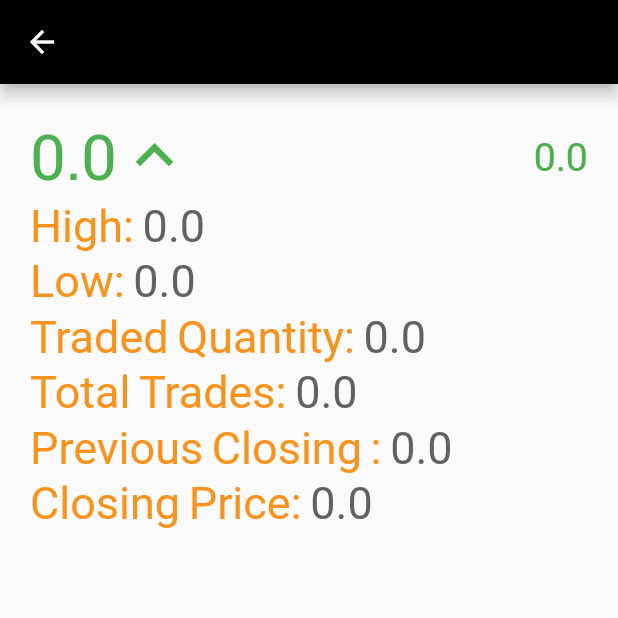
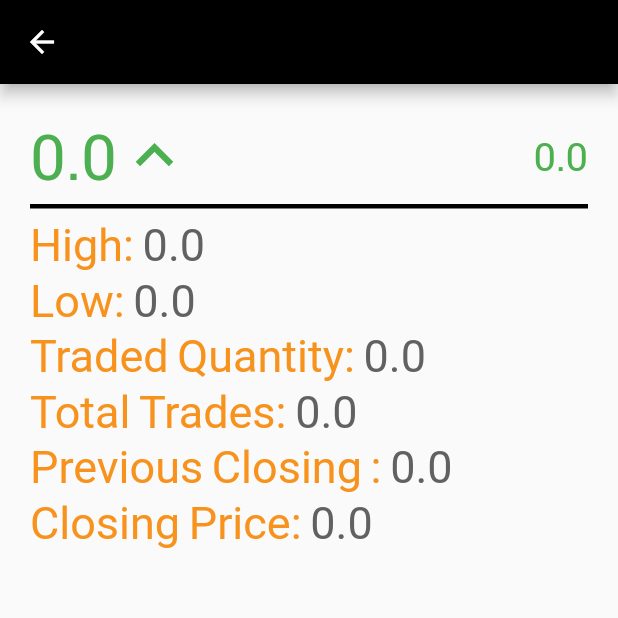
Before and after one commit to crebro/NewsForest, a Flutter app: the CompanyDataPage screen opened directly with empty values, on a phone screen of 412 x 824 dp, the top half of it. Run offline on Flutter 3.47's test engine with Material 2 defaults, Android fonts, the phone set to English and light mode, and no system bars; our stand-ins replace flutter_spinkit, google_fonts, shimmer, velocity_x, webview_flutter; network calls fail.

```diff
--- a/lib/pages/stock/companyData.dart
+++ b/lib/pages/stock/companyData.dart
@@ -41,6 +41,12 @@ class CompanyDataPage extends StatelessWidget {
                     .make(),
               ],
             ),
+            Container(
+              margin: EdgeInsets.symmetric(vertical: 5),
+              color: Colors.black,
+              width: MediaQuery.of(context).size.width,
+              height: 3,
+            ),
             buildValue("High", this.stockData.maxPrice),
             buildValue("Low", this.stockData.minPrice),
             buildValue("Traded Quantity", this.stockData.tradedShares),
--- a/lib/services/apiExtractor.dart
+++ b/lib/services/apiExtractor.dart
@@ -7,12 +7,9 @@ import 'package:NewsForest/services/jsonService.dart';
 
 class ApiExtractor {
   Future<List<News>> getAllNews(key) async {
-    print("function called");
-    print(key);
     List<News> returnNews = [];
     JsonService jsonService =
         JsonService(requestLocation + "/" + key.toString());
-    print(jsonService.url);
     List result = json.decode(await jsonService.getData());
 
     returnNews = result
--- a/lib/services/jsonService.dart
+++ b/lib/services/jsonService.dart
@@ -8,7 +8,6 @@ class JsonService {
 
   Future getData() async {
     var response = await http.get(this.url);
-    // print(response.body);
     return jsonDecode(jsonEncode(response.body));
   }
 }
--- a/pubspec.yaml
+++ b/pubspec.yaml
@@ -25,6 +25,7 @@ dependencies:
     sdk: flutter
   carousel_slider: ^2.3.1
   cupertino_icons: ^1.0.0
+  flutter_spinkit: ^4.1.2+1
   google_fonts: ^1.1.1
   provider: ^4.3.2+3
   shimmer: ^1.1.2
```
Also changed, not shown: lib/components/stockDataItem.dart (+0 -24 lines), lib/pages/GeneralNews.dart (+11 -13 lines), lib/pages/stock/stockExchangeData.dart (+12 -7 lines), pubspec.lock.
